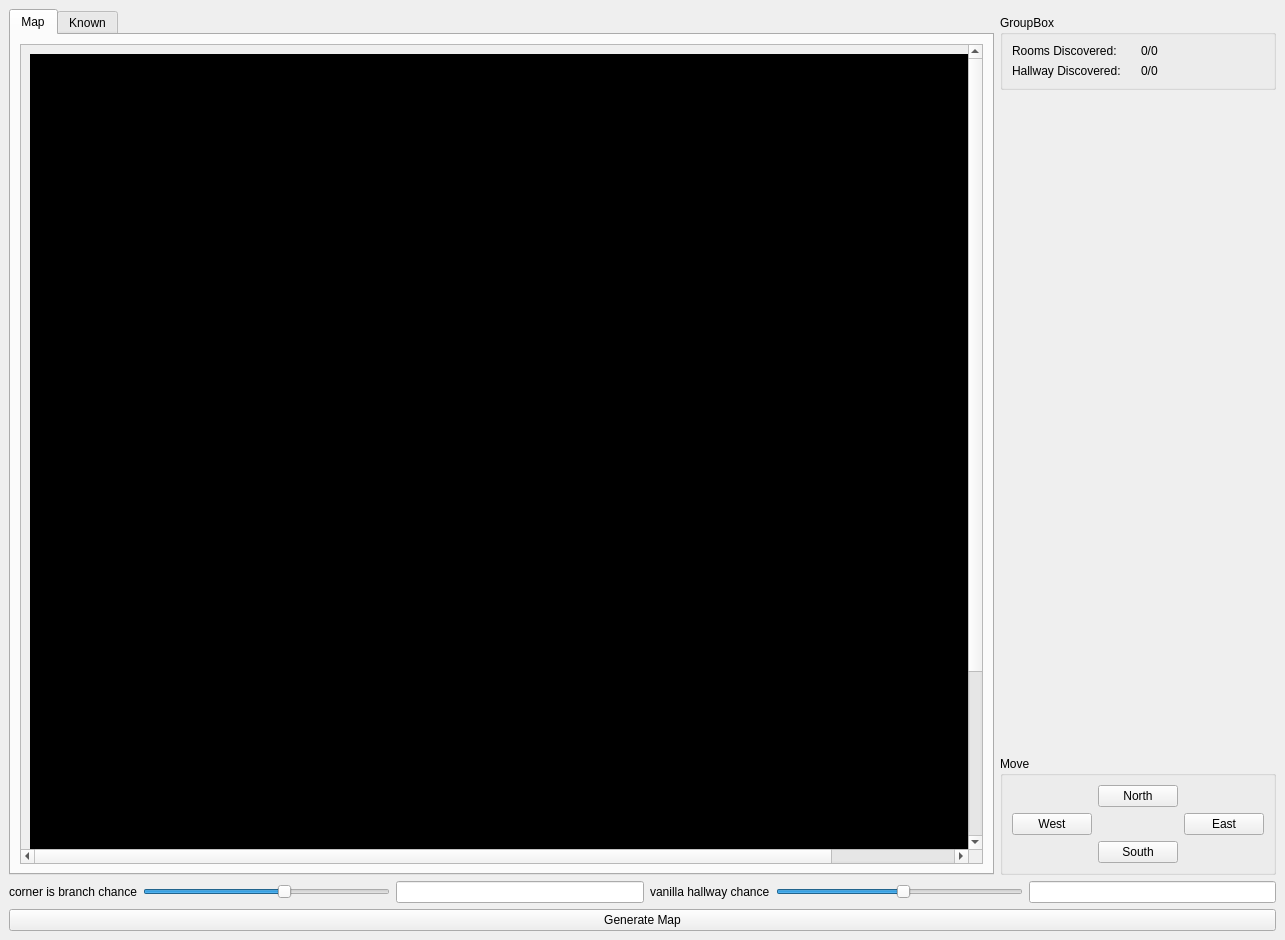
Above: dun_gen.ui from Axident/dun_gen before the change. Below: the same form after it.
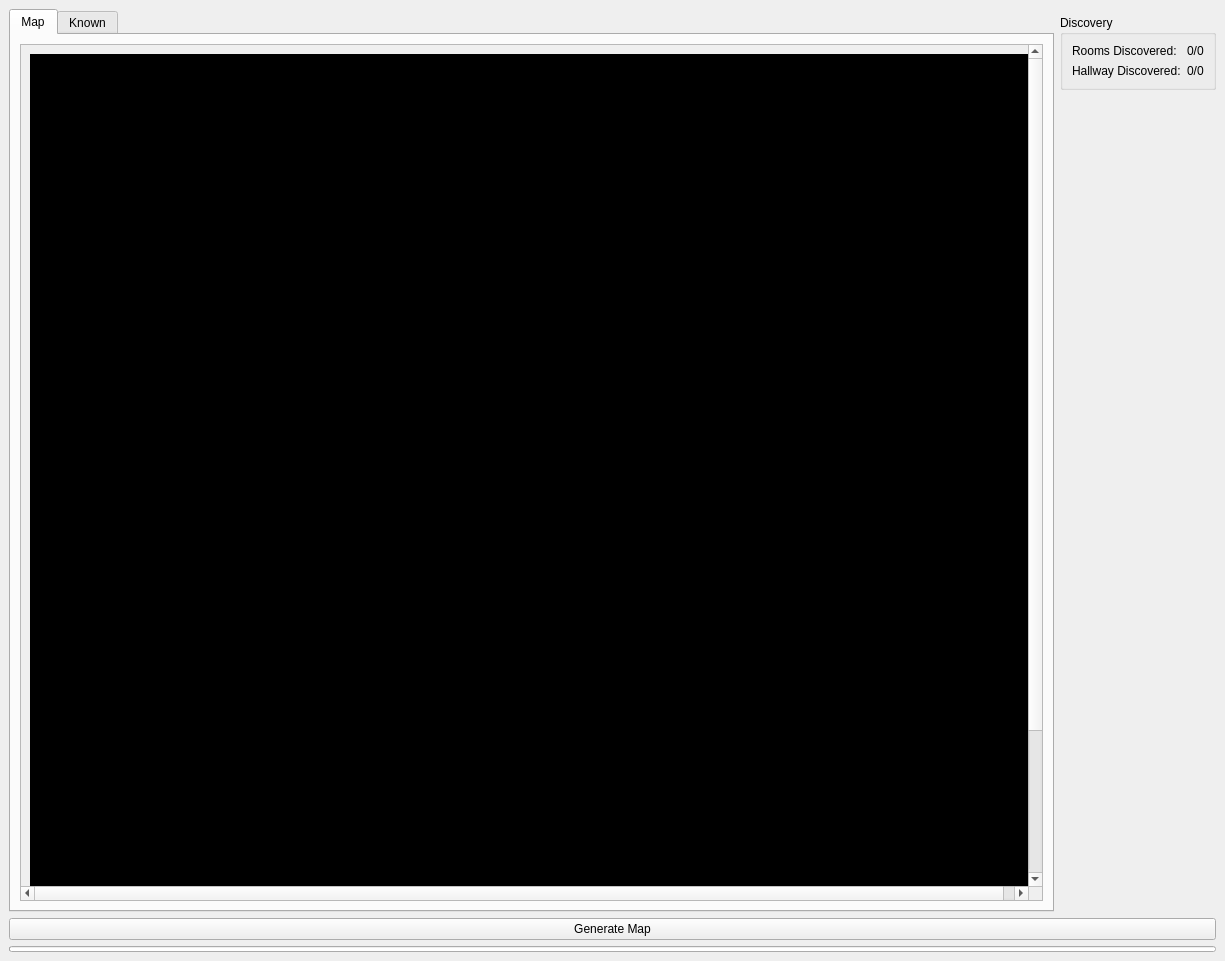
That is the form after the change.

Patch:
```diff
--- a/dun_gen.ui
+++ b/dun_gen.ui
@@ -6,8 +6,8 @@
    <rect>
     <x>0</x>
     <y>0</y>
-    <width>1285</width>
-    <height>940</height>
+    <width>1225</width>
+    <height>961</height>
    </rect>
   </property>
   <property name="windowTitle">
@@ -15,41 +15,26 @@
   </property>
   <widget class="QWidget" name="centralwidget">
    <layout class="QGridLayout" name="gridLayout_6">
-    <item row="3" column="1">
-     <widget class="QGroupBox" name="groupBox">
-      <property name="title">
-       <string>Move</string>
+    <item row="5" column="0" colspan="2">
+     <widget class="QProgressBar" name="progressBar">
+      <property name="maximumSize">
+       <size>
+        <width>16777215</width>
+        <height>6</height>
+       </size>
       </property>
-      <layout class="QGridLayout" name="gridLayout_5">
-       <item row="2" column="1">
-        <widget class="QPushButton" name="move_south">
-         <property name="text">
-          <string>South</string>
-         </property>
-        </widget>
-       </item>
-       <item row="0" column="1">
-        <widget class="QPushButton" name="move_north">
-         <property name="text">
-          <string>North</string>
-         </property>
-        </widget>
-       </item>
-       <item row="1" column="0">
-        <widget class="QPushButton" name="move_west">
-         <property name="text">
-          <string>West</string>
-         </property>
-        </widget>
-       </item>
-       <item row="1" column="2">
-        <widget class="QPushButton" name="move_east">
-         <property name="text">
-          <string>East</string>
-         </property>
-        </widget>
-       </item>
-      </layout>
+      <property name="minimum">
+       <number>0</number>
+      </property>
+      <property name="maximum">
+       <number>5000</number>
+      </property>
+      <property name="value">
+       <number>0</number>
+      </property>
+      <property name="textVisible">
+       <bool>false</bool>
+      </property>
      </widget>
     </item>
     <item row="0" column="0" rowspan="4">
@@ -72,16 +57,12 @@
             <rect>
              <x>0</x>
              <y>0</y>
-             <width>1096</width>
+             <width>1019</width>
              <height>1018</height>
             </rect>
            </property>
            <layout class="QGridLayout" name="gridLayout_2">
             <item row="0" column="0">
-             <widget class="QSplitter" name="splitter">
-              <property name="orientation">
-               <enum>Qt::Horizontal</enum>
-              </property>
               <widget class="QLabel" name="map">
                <property name="minimumSize">
                 <size>
@@ -102,12 +83,6 @@
                 <string/>
                </property>
               </widget>
-              <widget class="QListWidget" name="operations">
-               <property name="styleSheet">
-                <string notr="true">background-color: rgb(0, 0, 0);</string>
-               </property>
-              </widget>
-             </widget>
             </item>
            </layout>
           </widget>
@@ -130,7 +105,7 @@
             <rect>
              <x>0</x>
              <y>0</y>
-             <width>1018</width>
+             <width>1019</width>
              <height>1018</height>
             </rect>
            </property>
@@ -166,62 +141,6 @@
      </widget>
     </item>
     <item row="4" column="0" colspan="2">
-     <layout class="QHBoxLayout" name="horizontalLayout">
-      <item>
-       <widget class="QLabel" name="branch_label">
-        <property name="text">
-         <string>corner is branch chance</string>
-        </property>
-       </widget>
-      </item>
-      <item>
-       <widget class="QSlider" name="also_straight">
-        <property name="minimum">
-         <number>1</number>
-        </property>
-        <property name="maximum">
-         <number>20</number>
-        </property>
-        <property name="value">
-         <number>12</number>
-        </property>
-        <property name="orientation">
-         <enum>Qt::Horizontal</enum>
-        </property>
-       </widget>
-      </item>
-      <item>
-       <widget class="QLineEdit" name="also_straight_value"/>
-      </item>
-      <item>
-       <widget class="QLabel" name="hallway_label">
-        <property name="text">
-         <string>vanilla hallway chance</string>
-        </property>
-       </widget>
-      </item>
-      <item>
-       <widget class="QSlider" name="no_change">
-        <property name="minimum">
-         <number>1</number>
-        </property>
-        <property name="maximum">
-         <number>30</number>
-        </property>
-        <property name="value">
-         <number>16</number>
-        </property>
-        <property name="orientation">
-         <enum>Qt::Horizontal</enum>
-        </property>
-       </widget>
-      </item>
-      <item>
-       <widget class="QLineEdit" name="no_change_value"/>
-      </item>
-     </layout>
-    </item>
-    <item row="5" column="0" colspan="2">
      <layout class="QHBoxLayout" name="horizontalLayout_2">
       <item>
        <widget class="QPushButton" name="doit">
@@ -232,10 +151,23 @@
       </item>
      </layout>
     </item>
+    <item row="2" column="1">
+     <spacer name="verticalSpacer">
+      <property name="orientation">
+       <enum>Qt::Vertical</enum>
+      </property>
+      <property name="sizeHint" stdset="0">
+       <size>
+        <width>20</width>
+        <height>40</height>
+       </size>
+      </property>
+     </spacer>
+    </item>
     <item row="1" column="1">
      <widget class="QGroupBox" name="groupBox_2">
       <property name="title">
-       <string>GroupBox</string>
+       <string>Discovery</string>
       </property>
       <layout class="QGridLayout" name="gridLayout_7">
        <item row="1" column="0">
@@ -269,19 +201,6 @@
       </layout>
      </widget>
     </item>
-    <item row="2" column="1">
-     <spacer name="verticalSpacer">
-      <property name="orientation">
-       <enum>Qt::Vertical</enum>
-      </property>
-      <property name="sizeHint" stdset="0">
-       <size>
-        <width>20</width>
-        <height>40</height>
-       </size>
-      </property>
-     </spacer>
-    </item>
    </layout>
   </widget>
  </widget>
```
Lines whose indentation alone changed are shown as unchanged.
